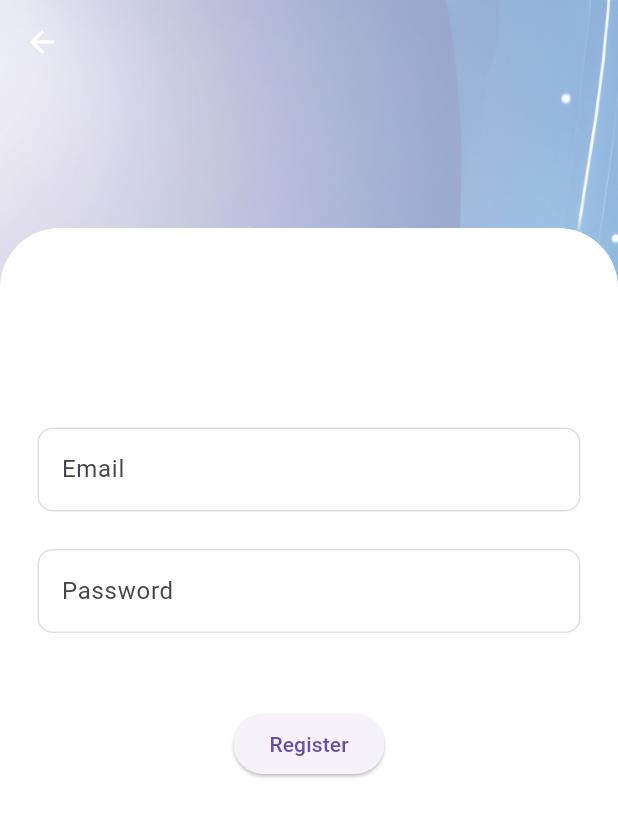
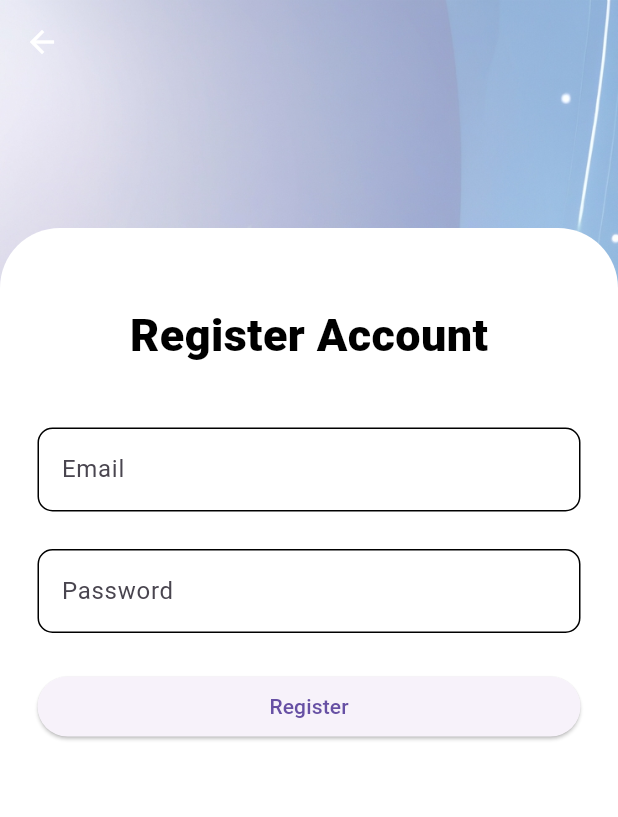
Before and after one commit to haziq-Ali5/Image-Enhancer-APP, a Flutter app: the screen it shows after launch, after a tap on "Sign up", on a phone screen of 412 x 824 dp. Shown: the top 817 px of the screen. Run offline on Flutter 3.47's test engine with Material 3 defaults, Android fonts, the phone set to English and light mode, and no system bars; our stand-ins replace firebase_auth, firebase_core, flutter_secure_storage, image_picker, shared_preferences, socket_io_client; accounts and stored records are empty; network calls fail.

Commit message:
no message

```diff
--- a/project/lib/main.dart
+++ b/project/lib/main.dart
@@ -5,13 +5,15 @@ import 'package:project/providers/job_provider.dart';
 import 'package:project/screens/home_screen.dart';
 import 'package:project/screens/result_screen.dart';
 import 'package:project/screens/welcome_screen.dart';
+import 'package:project/screens/splash_wraper.dart';
 import 'package:project/services/auth_service.dart';
 import 'package:project/services/api_service.dart';
 import 'package:project/services/storage_service.dart';
 import 'package:project/models/job.dart';
 import 'package:provider/provider.dart';
 import 'firebase_options.dart';
-
+import 'package:project/screens/login_screen.dart';
+import 'package:project/screens/register_screen.dart';
 void main() async {
   WidgetsFlutterBinding.ensureInitialized();
 
@@ -51,20 +53,15 @@ class MyApp extends StatelessWidget {
   @override
   Widget build(BuildContext context) {
     return MaterialApp(
+
       title: 'Image Enhancer',
       theme: ThemeData(primarySwatch: Colors.blue),
-      home: Consumer<AuthProvider>(
-        builder: (context, authProvider, _) {
-          // Add null-check for smoother initialization
-          if (authProvider.isInitializing) {
-            return const Scaffold(
-              body: Center(child: CircularProgressIndicator()),
-            );
-          }
-          return authProvider.user != null ?  HomeScreen() :  WelcomeScreen();
-        },
-      ),
+      home: SplashWrapper(),
       routes: {
+        '/welcome': (_) => WelcomeScreen(),
+        '/home': (_) => HomeScreen(),
+        '/register': (_) => RegisterScreen(),
+      '/login': (_) => LoginScreen(),
         '/result': (context) => ResultScreen(
           job: ModalRoute.of(context)!.settings.arguments as ProcessingJob,
         ),
--- a/project/lib/screens/register_screen.dart
+++ b/project/lib/screens/register_screen.dart
@@ -1,8 +1,8 @@
-// lib/screens/register_screen.dart
 import 'package:flutter/material.dart';
 import 'package:provider/provider.dart';
 import 'package:project/providers/auth_provider.dart';
 import 'package:project/widgets/custom.dart';
+
 class RegisterScreen extends StatefulWidget {
   @override
   _RegisterScreenState createState() => _RegisterScreenState();
@@ -11,6 +11,7 @@ class RegisterScreen extends StatefulWidget {
 class _RegisterScreenState extends State<RegisterScreen> {
   final _emailController = TextEditingController();
   final _passwordController = TextEditingController();
+  final _formKey = GlobalKey<FormState>();
 
   @override
   Widget build(BuildContext context) {
@@ -19,12 +20,7 @@ class _RegisterScreenState extends State<RegisterScreen> {
     return CustomScarffold(
       child: Column(
         children: [
-          const Expanded(
-            flex: 1,
-            child: SizedBox(
-              height: 10,
-            ),
-          ),
+          const Expanded(flex: 1, child: SizedBox(height: 10)),
           Expanded(
             flex: 7,
             child: Container(
@@ -38,21 +34,21 @@ class _RegisterScreenState extends State<RegisterScreen> {
               ),
               child: SingleChildScrollView(
                 child: Form(
+                  key: _formKey,
                   child: Column(
                     crossAxisAlignment: CrossAxisAlignment.center,
                     children: [
-                      Text(
-                        'Welcome back',
+                      const Text(
+                        'Register Account',
                         style: TextStyle(
                           fontSize: 30.0,
                           fontWeight: FontWeight.w900,
-                          color: Colors.white,
+                          color: Colors.black,
                         ),
                       ),
-                      const SizedBox(
-                        height: 40.0,
-                      ),
+                      const SizedBox(height: 40.0),
                       TextFormField(
+                        controller: _emailController,
                         validator: (value) {
                           if (value == null || value.isEmpty) {
                             return 'Please enter Email';
@@ -62,27 +58,18 @@ class _RegisterScreenState extends State<RegisterScreen> {
                         decoration: InputDecoration(
                           label: const Text('Email'),
                           hintText: 'Enter Email',
-                          hintStyle: const TextStyle(
-                            color: Colors.black26,
-                          ),
+                          hintStyle: const TextStyle(color: Colors.black26),
                           border: OutlineInputBorder(
-                            borderSide: const BorderSide(
-                              color: Colors.black12, // Default border color
-                            ),
                             borderRadius: BorderRadius.circular(10),
                           ),
                           enabledBorder: OutlineInputBorder(
-                            borderSide: const BorderSide(
-                              color: Colors.black12, // Default border color
-                            ),
                             borderRadius: BorderRadius.circular(10),
                           ),
                         ),
                       ),
-                      const SizedBox(
-                        height: 25.0,
-                      ),
+                      const SizedBox(height: 25.0),
                       TextFormField(
+                        controller: _passwordController,
                         obscureText: true,
                         obscuringCharacter: '*',
                         validator: (value) {
@@ -94,54 +81,46 @@ class _RegisterScreenState extends State<RegisterScreen> {
                         decoration: InputDecoration(
                           label: const Text('Password'),
                           hintText: 'Enter Password',
-                          hintStyle: const TextStyle(
-                            color: Colors.black26,
-                          ),
+                          hintStyle: const TextStyle(color: Colors.black26),
                           border: OutlineInputBorder(
-                            borderSide: const BorderSide(
-                              color: Colors.black12, // Default border color
-                            ),
                             borderRadius: BorderRadius.circular(10),
                           ),
                           enabledBorder: OutlineInputBorder(
-                            borderSide: const BorderSide(
-                              color: Colors.black12, // Default border color
-                            ),
                             borderRadius: BorderRadius.circular(10),
                           ),
                         ),
                       ),
-                      const SizedBox(
-                        height: 25.0,
-                      ),
-                     Row(
-                        mainAxisAlignment: MainAxisAlignment.spaceBetween,
-                        children: [
-                          Row(
-
-                          ),
-
-                        ],
-                      ),
-                      const SizedBox(
-                        height: 25.0,
-                      ),
+                      const SizedBox(height: 25.0),
                       SizedBox(
-                        width: double.infinity,),      ElevatedButton(
+                        width: double.infinity,
+                        child: ElevatedButton(
                           onPressed: () async {
+                            if (_formKey.currentState!.validate()) {
                               try {
                                 await authProvider.signUp(
-                    _emailController.text,
-                    _passwordController.text,
+                                  _emailController.text.trim(),
+                                  _passwordController.text.trim(),
                                 );
-                  Navigator.pop(context);
+
+                                ScaffoldMessenger.of(context).showSnackBar(
+                                  const SnackBar(
+                                    content: Text('Registration successful! Please log in.'),
+                                  ),
+                                );
+
+                                // Delay a bit so user sees the snackbar, then go to login
+                                await Future.delayed(const Duration(seconds: 1));
+
+                                Navigator.pushReplacementNamed(context, '/login');
                               } catch (e) {
                                 ScaffoldMessenger.of(context).showSnackBar(
-                    SnackBar(content: Text('Registration failed: $e')),
+                                  SnackBar(content: Text('Register failed: $e')),
                                 );
                               }
+                            }
                           },
-              child: Text('Register'),
+                          child: const Text('Register'),
+                        ),
                       ),
                     ],
                   ),
--- /dev/null
+++ b/project/lib/screens/splash_wraper.dart
@@ -0,0 +1,45 @@
+import 'package:flutter/material.dart';
+import 'package:shared_preferences/shared_preferences.dart';
+import 'package:project/screens/welcome_screen.dart';
+import 'package:project/screens/auth_wrapper.dart';
+
+class SplashWrapper extends StatefulWidget {
+  const SplashWrapper({super.key});
+
+  @override
+  State<SplashWrapper> createState() => _SplashWrapperState();
+}
+
+class _SplashWrapperState extends State<SplashWrapper> {
+  bool? _seenWelcome;
+
+  @override
+  void initState() {
+    super.initState();
+    _checkWelcomeSeen();
+  }
+
+  Future<void> _checkWelcomeSeen() async {
+    final prefs = await SharedPreferences.getInstance();
+    final seen = prefs.getBool('seen_welcome') ?? false;
+
+    if (!seen) {
+      await prefs.setBool('seen_welcome', true);
+    }
+
+    setState(() {
+      _seenWelcome = seen;
+    });
+  }
+
+  @override
+  Widget build(BuildContext context) {
+    if (_seenWelcome == null) {
+      return const Scaffold(
+        body: Center(child: CircularProgressIndicator()),
+      );
+    }
+
+    return _seenWelcome! ?  AuthWrapper() :  WelcomeScreen();
+  }
+}
--- a/project/lib/widgets/custom.dart
+++ b/project/lib/widgets/custom.dart
@@ -1,8 +1,9 @@
 import 'package:flutter/material.dart';
 
 class CustomScarffold extends StatelessWidget {
-  const CustomScarffold({super.key,this.child});
+  const CustomScarffold({super.key,this.child,this.floatingActionButton});
   final Widget? child;
+  final Widget? floatingActionButton;
 @override
   Widget build(BuildContext context) {
     return Scaffold(
@@ -26,7 +27,7 @@ class CustomScarffold extends StatelessWidget {
           child: child!,
           ),
         ],
-      ),
+      ),floatingActionButton: floatingActionButton,
     );
   }
 }
--- a/project/pubspec.yaml
+++ b/project/pubspec.yaml
@@ -18,6 +18,7 @@ dependencies:
   provider: ^6.0.5
   cached_network_image: ^3.3.0
   socket_io_client: ^2.0.0
+  shared_preferences: ^2.2.2
 
 dev_dependencies:
   flutter_test:
```
Also changed, not shown: project/lib/screens/auth_wrapper.dart (added, +20 -0 lines), project/lib/screens/home_screen.dart (+101 -18 lines), project/lib/screens/login_screen.dart (+8 -3 lines), project/pubspec.lock, 2 other files. Lines whose indentation alone changed are shown as unchanged.
